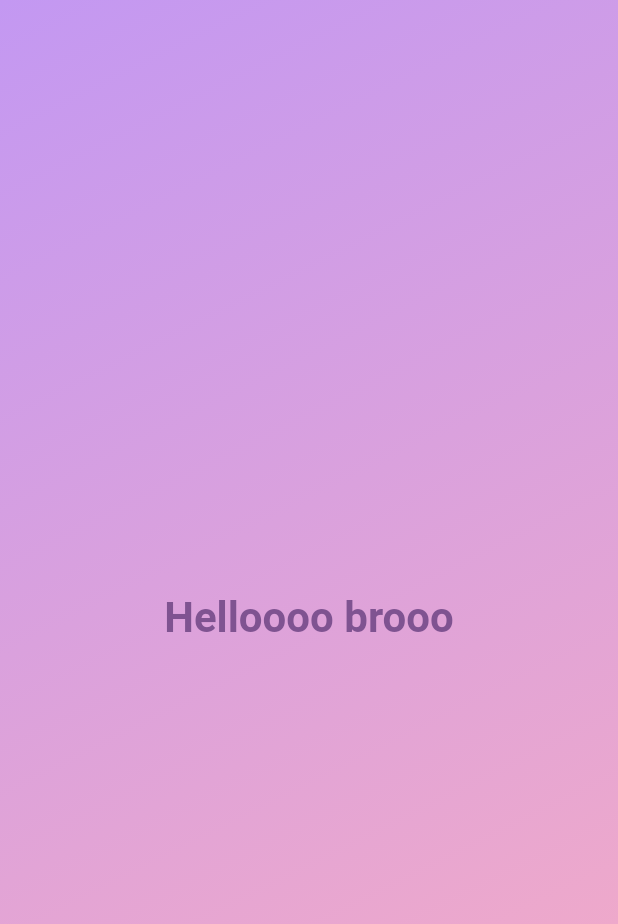
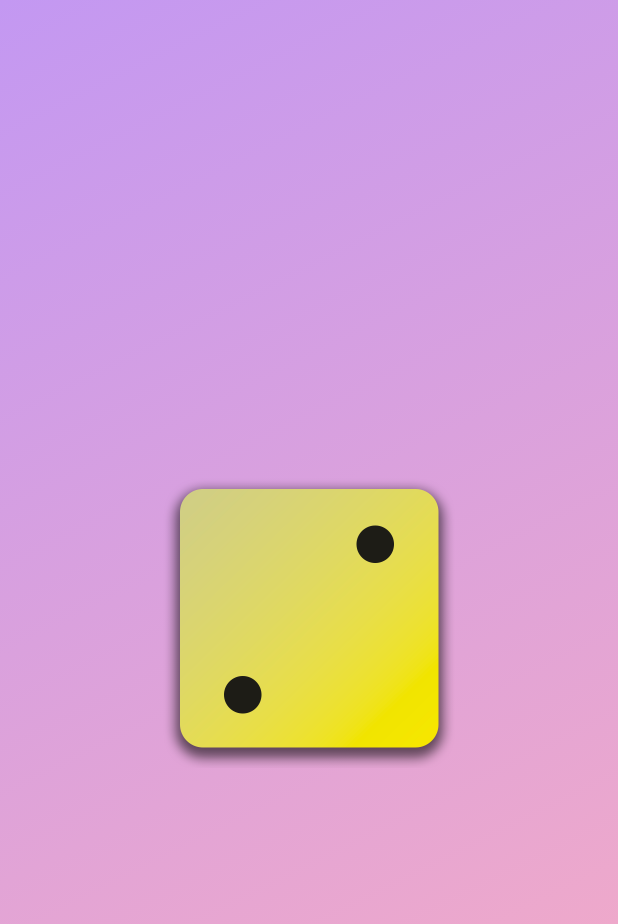
Before and after one commit to itsmartashub/flutter-01-rollthedice, a Flutter app: the screen it shows after launch, on a phone screen of 412 x 824 dp. Shown: the top 924 px of the screen. Run offline on Flutter 3.47's test engine with Material 2 defaults, Android fonts, the phone set to English and light mode, and no system bars.

Commit message:
02-032 add assets/images

```diff
--- a/lib/gradient_container.dart
+++ b/lib/gradient_container.dart
@@ -76,6 +76,11 @@ class GradientContainer extends StatelessWidget {
   // const GradientContainer({super.key});// position argument
   const GradientContainer(this.color1, this.color2, {super.key}); //! positional argument su uvek required
 
+// i ovo postoji, dakle mozemo dodati multiple constructor fns istoj klasi
+  // const GradientContainer.purple({super.key})
+  //   : color1 = Color.fromARGB(255, 195, 152, 242),
+  //     color2 = Color.fromARGB(255, 249, 173, 193);
+
   /*  ovaj key argument treba da bude prosledjen StatelessWidget f-ji. nakon dve tacke, tj : gde dohvatamo parent klasu koju nasledjujemo pisuci special keyword u Dartu, a to je super koja se executuje kao f-ja. Naime, super refers to the parent class (StatelessWidget in this case). Prvo key u super(key) se odnosi na StatelessWidget key, a drugo key u super(key: key) se odnosi na key ovde, koji prosledjujemo StatelessWidgetu. Ali posto se to mng x ponvlja, Flutter je omogucio da se to pise direkt u GradientContainer-u
 
   Takodje, ovde ispred constructora koristimo const da bismo unlock-ovali rec "const" kada god negde u projectu pozivamo ovaj nas custom widget */
@@ -102,7 +107,8 @@ class GradientContainer extends StatelessWidget {
               colors: [color1, color2],
               begin: startAlignment,
               end: endAlignment)),
-      child: const Center(
+      // child: const Center(
+      child: Center(
         // child: Text('Hello World!'),
         // child: Text(
         //   'Hello World!',
@@ -111,7 +117,8 @@ class GradientContainer extends StatelessWidget {
         //       fontSize: 28,
         //       fontWeight: FontWeight.bold),
         // ),
-        child: StyledText('Helloooo brooo'),
+        // child: StyledText('Helloooo brooo'),
+        child: Image.asset('assets/images/dice-2.png', width: 200), //* posto koristimo Image, on je dynamic widget, a cim je dynamic ne moze da se garantuje da ce biti const, dakle moramo ga ukloniti iz Center
       ),
     );
   }
```
Also changed, not shown: pubspec.yaml (+8 -3 lines), assets/images/dice-1.png (added), assets/images/dice-2.png (added), assets/images/dice-3.png (added), assets/images/dice-4.png (added), assets/images/dice-5.png (added), assets/images/dice-6.png (added).
